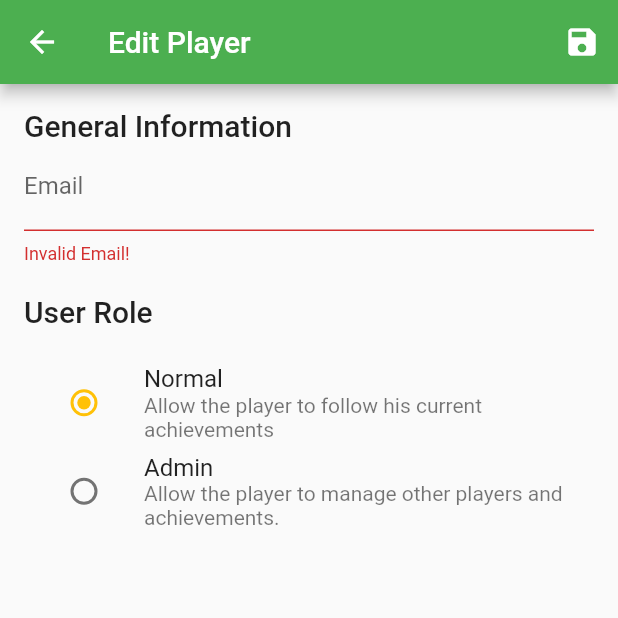
After one commit to birkoss/mtg-achievements-app, a Flutter app: the EditPlayer screen opened by its route, after a tap on the "save" icon, on a phone screen of 412 x 824 dp, the top half of it. The commit adds this screen. Run offline on Flutter 3.47's test engine with Material 2 defaults, Android fonts, the phone set to English and light mode, and no system bars; our stand-ins replace shared_preferences; accounts and stored records are empty; Roboto replaces fonts that are missing (Hind).

Commit message:
Player list and Add Player

```diff
--- a/lib/main.dart
+++ b/lib/main.dart
@@ -1,12 +1,13 @@
-import 'package:app/providers/playgroup.dart';
 import 'package:flutter/material.dart';
 import 'package:provider/provider.dart';
 
+import './screens/edit_player.dart';
 import './screens/home.dart';
 import './screens/login.dart';
 import './screens/register.dart';
 import './screens/splash.dart';
 
+import './providers/playgroup.dart';
 import './providers/user.dart';
 
 void main() {
@@ -55,6 +56,7 @@ class MyApp extends StatelessWidget {
             HomeScreen.routeName: (ctx) => HomeScreen(),
             LoginScreen.routeName: (ctx) => LoginScreen(),
             RegisterScreen.routeName: (ctx) => RegisterScreen(),
+            EditPlayer.routeName: (ctx) => EditPlayer(),
           },
         ),
       ),
--- a/lib/providers/playgroup.dart
+++ b/lib/providers/playgroup.dart
@@ -23,16 +23,37 @@ class PlaygroupProvider with ChangeNotifier {
     return _achievements;
   }
 
+  Future<void> addPlayer(String email, String role) async {
+    final url = Uri.http('localhost:8000', 'v1/playgroup/$id/players');
+    try {
+      final response = await http.post(
+        url,
+        headers: {
+          'Authorization': 'token $userToken',
+        },
+        body: json.encode({
+          'email': email,
+          'role': 'role',
+        }),
+      );
+
+      print(response.body);
+    } catch (error) {
+      print(error);
+      throw error;
+    }
+  }
+
   Future<void> fetch() async {
     print("playgroup provider . fetch()");
-    var url = Uri.http('localhost:8000', 'v1/playgroup/$id/players');
+    final url = Uri.http('localhost:8000', 'v1/playgroup/$id/players');
 
     try {
-      var responsePlayers = await http.get(url, headers: {
+      final responsePlayers = await http.get(url, headers: {
         'Authorization': 'token $userToken',
       });
 
-      var dataPlayers = json.decode(responsePlayers.body)['players'] as List;
+      final dataPlayers = json.decode(responsePlayers.body)['players'] as List;
       List<Player> newPlayers = dataPlayers
           .map(
             (player) => Player(
@@ -50,4 +71,8 @@ class PlaygroupProvider with ChangeNotifier {
       throw error;
     }
   }
+
+  Future<void> removePlayer(String email) async {
+    // ...
+  }
 }
--- /dev/null
+++ b/lib/screens/edit_player.dart
@@ -0,0 +1,107 @@
+import 'package:flutter/material.dart';
+import 'package:provider/provider.dart';
+
+import '../providers/playgroup.dart';
+
+class EditPlayer extends StatefulWidget {
+  static const routeName = '/edit-product';
+
+  @override
+  _EditPlayerState createState() => _EditPlayerState();
+}
+
+class _EditPlayerState extends State<EditPlayer> {
+  GlobalKey<FormState> _formKey = GlobalKey();
+
+  Map<String, String> _formValues = {
+    'email': '',
+    'role': 'normal',
+  };
+
+  void _submitForm() {
+    if (_formKey.currentState.validate()) {
+      _formKey.currentState.save();
+
+      Provider.of<PlaygroupProvider>(
+        context,
+        listen: false,
+      ).addPlayer(_formValues['email'], _formValues['role']);
+    }
+  }
+
+  @override
+  Widget build(BuildContext context) {
+    return Scaffold(
+      appBar: AppBar(
+        title: Text('Edit Player'),
+        actions: [
+          IconButton(
+            icon: Icon(Icons.save),
+            onPressed: _submitForm,
+          ),
+        ],
+      ),
+      body: Padding(
+        padding: const EdgeInsets.all(16),
+        child: Form(
+          key: _formKey,
+          child: ListView(
+            children: [
+              Text(
+                'General Information',
+                style: Theme.of(context).textTheme.headline6,
+              ),
+              TextFormField(
+                initialValue: _formValues['email'],
+                decoration: InputDecoration(labelText: 'Email'),
+                textInputAction: TextInputAction.next,
+                validator: (value) {
+                  if (value.isEmpty || !value.contains('@')) {
+                    return 'Invalid Email!';
+                  }
+                  return null;
+                },
+                onSaved: (value) {
+                  _formValues['email'] = value;
+                },
+              ),
+              SizedBox(height: 20),
+              Text('User Role', style: Theme.of(context).textTheme.headline6),
+              SizedBox(height: 20),
+              ListTile(
+                title: const Text('Normal'),
+                subtitle: const Text(
+                  'Allow the player to follow his current achievements',
+                ),
+                leading: Radio<String>(
+                  value: 'normal',
+                  groupValue: _formValues['role'],
+                  onChanged: (String value) {
+                    setState(() {
+                      _formValues['role'] = value;
+                    });
+                  },
+                ),
+              ),
+              ListTile(
+                title: const Text('Admin'),
+                subtitle: const Text(
+                  'Allow the player to manage other players and achievements.',
+                ),
+                leading: Radio<String>(
+                  value: 'admin',
+                  groupValue: _formValues['role'],
+                  onChanged: (String value) {
+                    setState(() {
+                      _formValues['role'] = value;
+                    });
+                  },
+                ),
+              ),
+            ],
+          ),
+        ),
+      ),
+    );
+  }
+}
--- a/lib/screens/home.dart
+++ b/lib/screens/home.dart
@@ -1,6 +1,7 @@
 import 'package:flutter/material.dart';
 
 import '../screens/achievements.dart';
+import '../screens/edit_player.dart';
 import '../screens/players.dart';
 
 import '../widgets/main_drawer.dart';
@@ -27,7 +28,7 @@ class _HomeScreenState extends State<HomeScreen> {
     if (_selectedPageIndex == 0) {
       // ... Achievements
     } else {
-      // ... Player
+      Navigator.of(context).pushNamed(EditPlayer.routeName);
     }
   }
 
```
Also changed, not shown: lib/screens/players.dart (+35 -1 lines).
